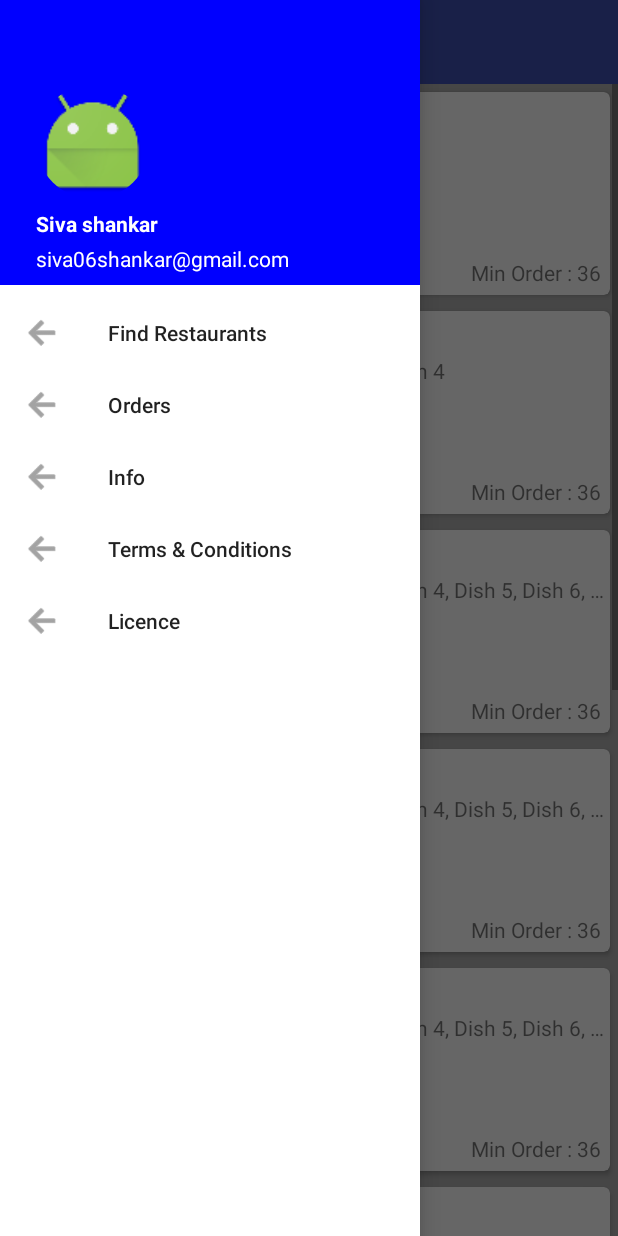
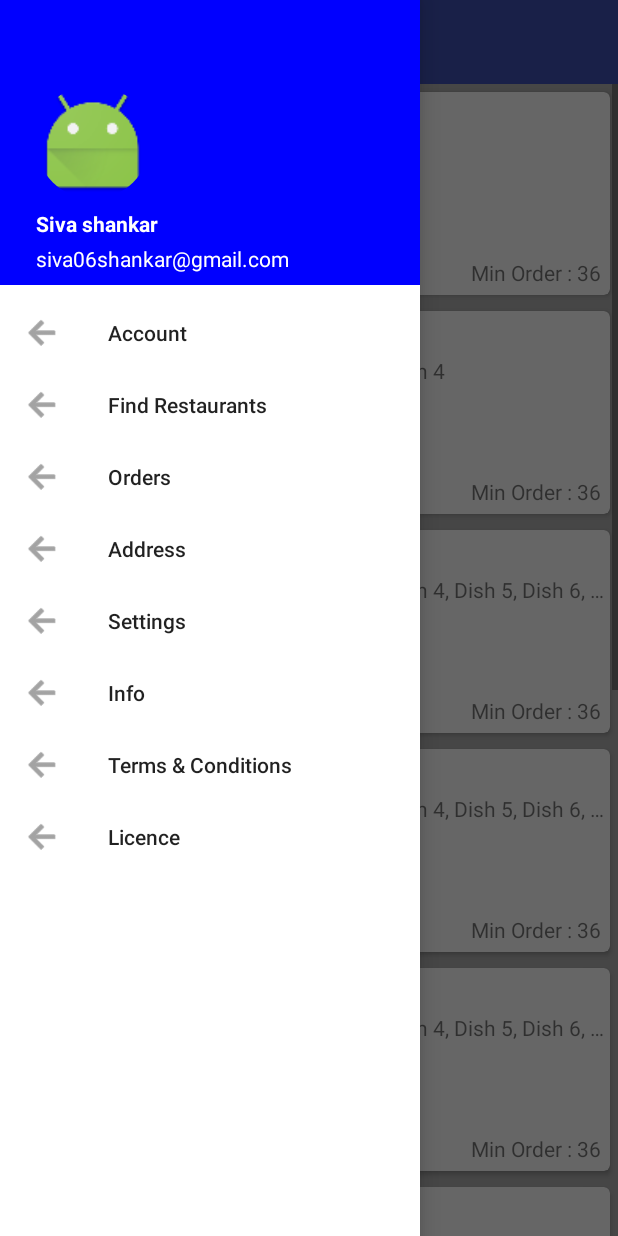
Before and after one commit to Sivashankar06/Projects, an Android app: the RestaurantsActivity screen opened directly, with no data from a screen before it, with the side drawer open, on a phone screen of 412 x 824 dp. Run offline under Robolectric (Android 15) with nearby library versions, the phone set to English and light mode, and no system bars; our stand-ins replace CircleImageView; pictures from the network do not load.

Commit message:
navigation menu updated

```diff
--- a/FoodApp/app/src/main/res/menu/navigation_menu.xml
+++ b/FoodApp/app/src/main/res/menu/navigation_menu.xml
@@ -1,6 +1,12 @@
 <?xml version="1.0" encoding="utf-8"?>
 <menu xmlns:android="http://schemas.android.com/apk/res/android">
     <group android:checkableBehavior="single">
+        <item
+            android:id="@+id/account"
+            android:checked="false"
+            android:icon="@drawable/ic_menu_back"
+            android:title="Account" />
+
         <item
             android:id="@+id/restaurants"
             android:checked="false"
@@ -12,6 +18,18 @@
             android:checked="false"
             android:icon="@drawable/ic_menu_back"
             android:title="@string/orders" />
+
+        <item
+        android:id="@+id/address"
+        android:checked="false"
+        android:icon="@drawable/ic_menu_back"
+        android:title="Address" />
+
+        <item
+        android:id="@+id/settings"
+        android:checked="false"
+        android:icon="@drawable/ic_menu_back"
+        android:title="Settings" />
 
         <item
             android:id="@+id/info"
```
